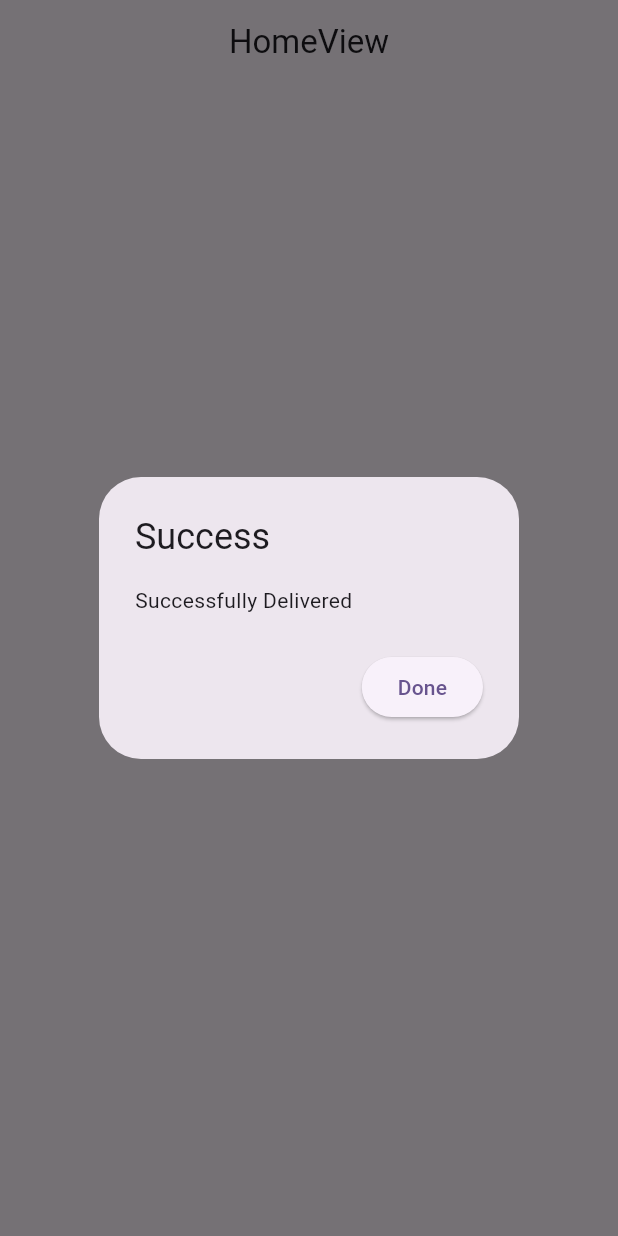
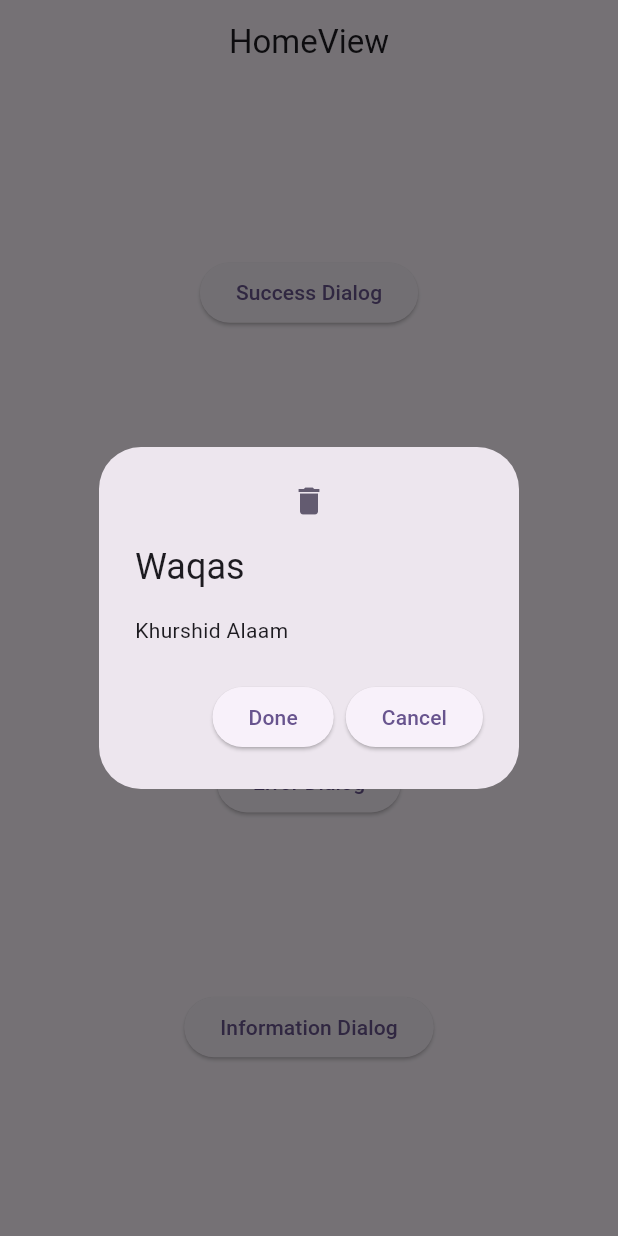
Before and after one commit to offical-waqas-khurshid/POP-Dialogs-Widget, a Flutter app: the screen it shows after launch, after a tap on "Success Dialog", on a phone screen of 412 x 824 dp. Run offline on Flutter 3.47's test engine with Material 2 defaults, Android fonts, the phone set to English and light mode, and no system bars; our stand-ins replace get.

```diff
--- a/lib/app/modules/home/views/home_view.dart
+++ b/lib/app/modules/home/views/home_view.dart
@@ -21,13 +21,44 @@ class HomeView extends GetView<HomeController> {
             ElevatedButton(
                 onPressed: () {
                   PopDialog.successDialog(context,
-                      // title: "Waqas",
-                      // content: "Khurshid Alaam",
-                      // icon: Icon(Icons.delete),
-                      // buttonTitle: "Done Success");
+                      title: "Waqas",
+                      content: "Khurshid Alaam",
+                      icon: Icon(Icons.delete),
+                      //defaultButtonTitle : "Default"
+                      customActions: [
+                        ElevatedButton(onPressed: (){}, child: Text("Done")),
+                        ElevatedButton(onPressed: (){}, child: Text("Cancel")),
+                      ],
                   );
                 },
                 child: const Text("Success Dialog")),
+            ElevatedButton(
+                onPressed: () {
+                  PopDialog.successDialog(context,
+                    title: "Warning",
+                    content: "Don't touch it agaian!",
+                    icon: Icon(Icons.warning),
+                  );
+                },
+                child: const Text("Warning Dialog")),
+            ElevatedButton(
+                onPressed: () {
+                  PopDialog.successDialog(context,
+                    title: "Error",
+                    content: "Don't touch it agaian!",
+                    icon: Icon(Icons.error_outline),
+                  );
+                },
+                child: const Text("Error Dialog")),
+            ElevatedButton(
+                onPressed: () {
+                  PopDialog.successDialog(context,
+                    title: "Information",
+                    content: "Don't touch it agaian!",
+                    icon: Icon(Icons.info_rounded),
+                  );
+                },
+                child: const Text("Information Dialog")),
           ],
         ),
       ),
--- a/lib/app/modules/home/views/pop_up_dialog.dart
+++ b/lib/app/modules/home/views/pop_up_dialog.dart
@@ -64,27 +64,51 @@ class PopDialog extends StatelessWidget {
   }
 
   /// Function for Success Pop_Up Dialog
- static successDialog(BuildContext context,
-      {String? title, String? content, String? buttonTitle, Widget? icon}) {
-    WidgetsBinding.instance!.addPostFrameCallback((_) {
+  static void successDialog(
+      BuildContext context, {
+        String? title,
+        Function? onTap,
+        String? content,
+        String? defaultButtonTitle,
+        Widget? icon,
+        List<Widget>? customActions,
+      }) {
+    WidgetsBinding.instance.addPostFrameCallback((_) {
+      List<Widget> actions = [];
+
+      /// Add the default "Done" button if no custom actions are provided
+      if (customActions == null || customActions.isEmpty) {
+        actions.add(
+          ElevatedButton(
+            onPressed: () {
+              Navigator.pop(context);
+              if (onTap != null) {
+                onTap();
+              }
+            },
+            child: Text(defaultButtonTitle ?? "Done"),
+          ),
+        );
+      } else {
+        // Use the provided custom actions
+        actions.addAll(customActions);
+      }
+
       showDialog(
         context: context,
         builder: (BuildContext context) {
           return AlertDialog(
-            title: Text(title ?? "Success"),
+            title: Align(alignment: Alignment.centerLeft, child: Text(title ?? "Success")),
             content: Text(content ?? "Successfully Delivered"),
-            actions: [
-              ElevatedButton(
-                onPressed: () {
-                  Navigator.pop(context);
-                },
-                child: Text(buttonTitle ?? "Done"),
-              ),
-            ],
+            actions: actions,
+            icon: icon ?? const Icon(Icons.check, color: Colors.green),
           );
         },
       );
     });
   }
 
+
+/// Function For
+
 }
```
